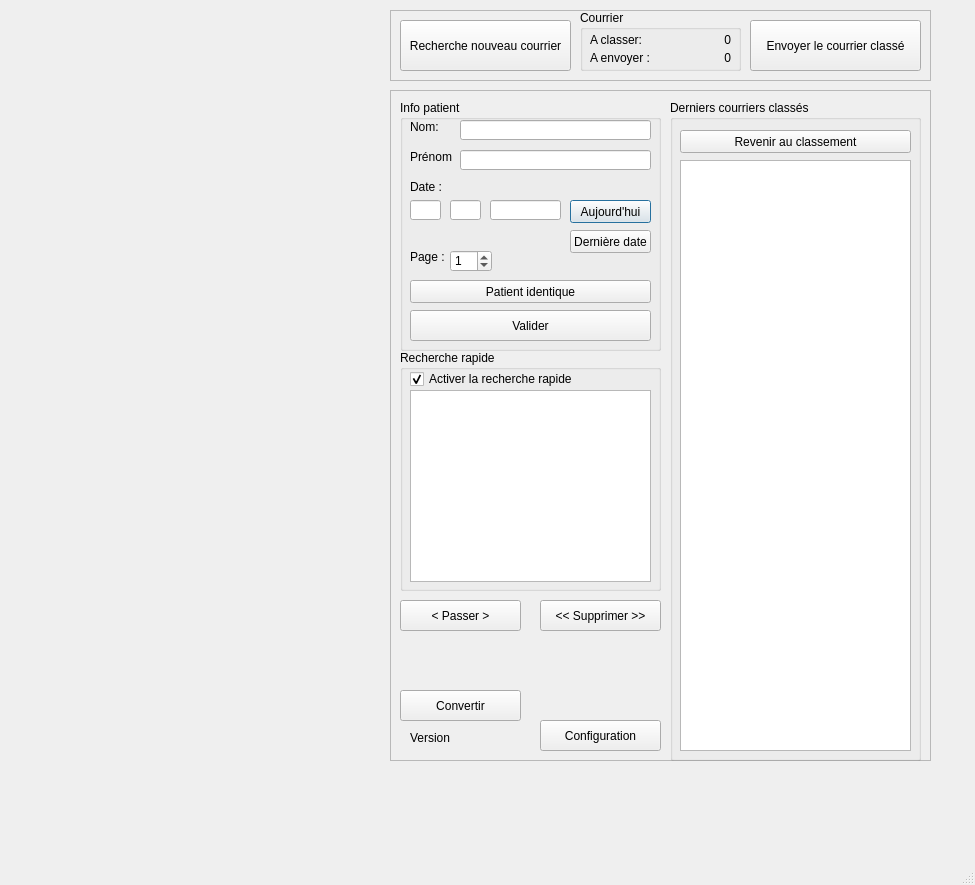
Old version of the form source/courriermanager.ui in the repository laurent82/NewCourrierManager.
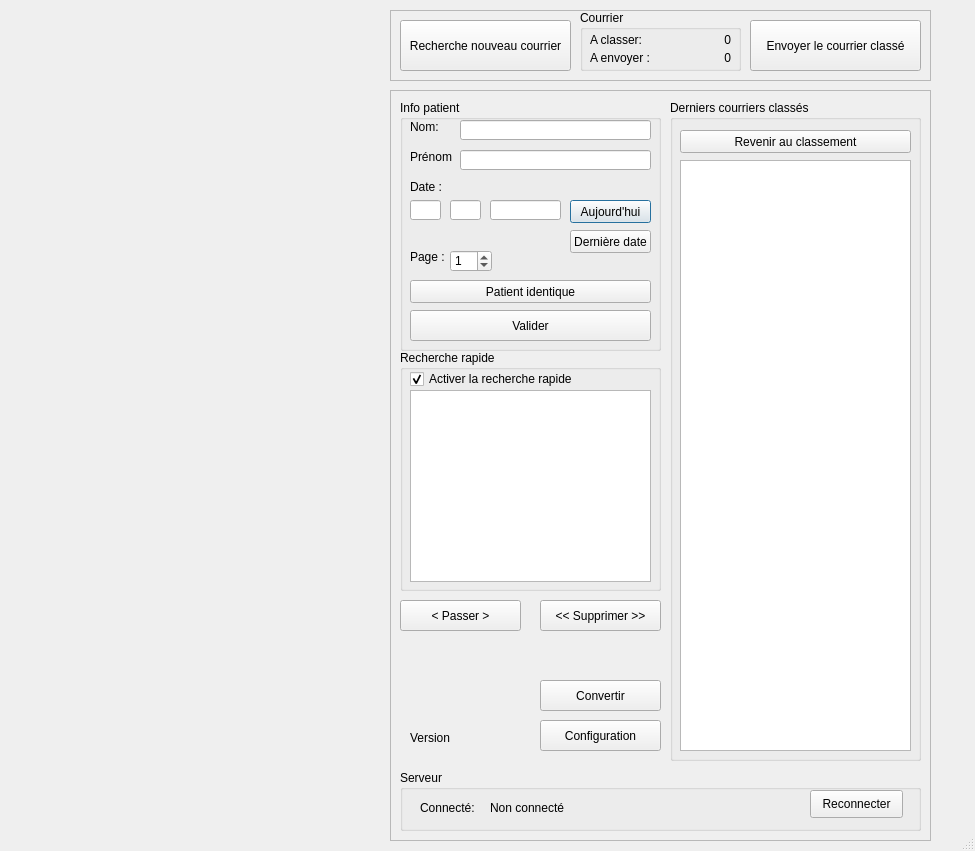
New version of the form.

What changed in the file:
```diff
--- a/source/courriermanager.ui
+++ b/source/courriermanager.ui
@@ -7,7 +7,7 @@
     <x>0</x>
     <y>0</y>
     <width>975</width>
-    <height>885</height>
+    <height>851</height>
    </rect>
   </property>
   <property name="maximumSize">
@@ -31,7 +31,7 @@
      <x>390</x>
      <y>90</y>
      <width>541</width>
-     <height>671</height>
+     <height>751</height>
     </rect>
    </property>
    <property name="frameShape">
@@ -342,8 +342,8 @@
    <widget class="QPushButton" name="btnConvert">
     <property name="geometry">
      <rect>
-      <x>10</x>
-      <y>600</y>
+      <x>150</x>
+      <y>590</y>
       <width>121</width>
       <height>31</height>
      </rect>
@@ -378,6 +378,58 @@
      <string>Configuration</string>
     </property>
    </widget>
+   <widget class="QGroupBox" name="serverBar">
+    <property name="geometry">
+     <rect>
+      <x>10</x>
+      <y>680</y>
+      <width>521</width>
+      <height>61</height>
+     </rect>
+    </property>
+    <property name="title">
+     <string>Serveur</string>
+    </property>
+    <widget class="QLabel" name="lblTitleConnected">
+     <property name="geometry">
+      <rect>
+       <x>20</x>
+       <y>30</y>
+       <width>61</width>
+       <height>16</height>
+      </rect>
+     </property>
+     <property name="text">
+      <string>Connecté:</string>
+     </property>
+    </widget>
+    <widget class="QLabel" name="lblConnected">
+     <property name="geometry">
+      <rect>
+       <x>90</x>
+       <y>30</y>
+       <width>91</width>
+       <height>16</height>
+      </rect>
+     </property>
+     <property name="text">
+      <string>Non connecté</string>
+     </property>
+    </widget>
+    <widget class="QPushButton" name="btnConnect">
+     <property name="geometry">
+      <rect>
+       <x>410</x>
+       <y>20</y>
+       <width>93</width>
+       <height>28</height>
+      </rect>
+     </property>
+     <property name="text">
+      <string>Reconnecter</string>
+     </property>
+    </widget>
+   </widget>
   </widget>
   <widget class="QFrame" name="topButtons">
    <property name="geometry">
```
